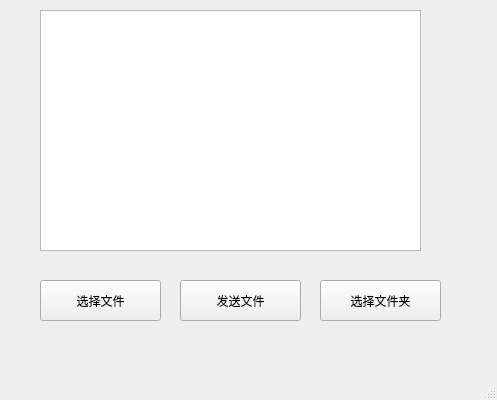
DoubleZeroWater/LocalChat, file MyUI/File.ui: the form before one commit.
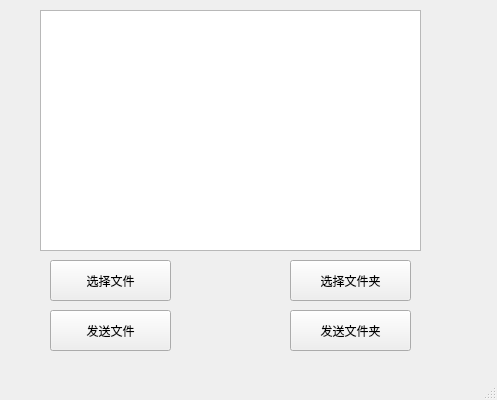
The form after the commit.

Commit message: 12.10 文件夹传输

Patch:
```diff
--- a/MyUI/File.ui
+++ b/MyUI/File.ui
@@ -17,8 +17,8 @@
    <widget class="QPushButton" name="videoButton_2">
     <property name="geometry">
      <rect>
-      <x>40</x>
-      <y>280</y>
+      <x>50</x>
+      <y>260</y>
       <width>121</width>
       <height>41</height>
      </rect>
@@ -40,8 +40,8 @@
    <widget class="QPushButton" name="videoButton_3">
     <property name="geometry">
      <rect>
-      <x>180</x>
-      <y>280</y>
+      <x>50</x>
+      <y>310</y>
       <width>121</width>
       <height>41</height>
      </rect>
@@ -53,8 +53,8 @@
    <widget class="QPushButton" name="videoButton_4">
     <property name="geometry">
      <rect>
-      <x>320</x>
-      <y>280</y>
+      <x>290</x>
+      <y>260</y>
       <width>121</width>
       <height>41</height>
      </rect>
@@ -63,6 +63,19 @@
      <string>选择文件夹</string>
     </property>
    </widget>
+   <widget class="QPushButton" name="videoButton_5">
+    <property name="geometry">
+     <rect>
+      <x>290</x>
+      <y>310</y>
+      <width>121</width>
+      <height>41</height>
+     </rect>
+    </property>
+    <property name="text">
+     <string>发送文件夹</string>
+    </property>
+   </widget>
   </widget>
   <widget class="QMenuBar" name="menubar">
    <property name="geometry">
```
The commit also changes 2 other files.
